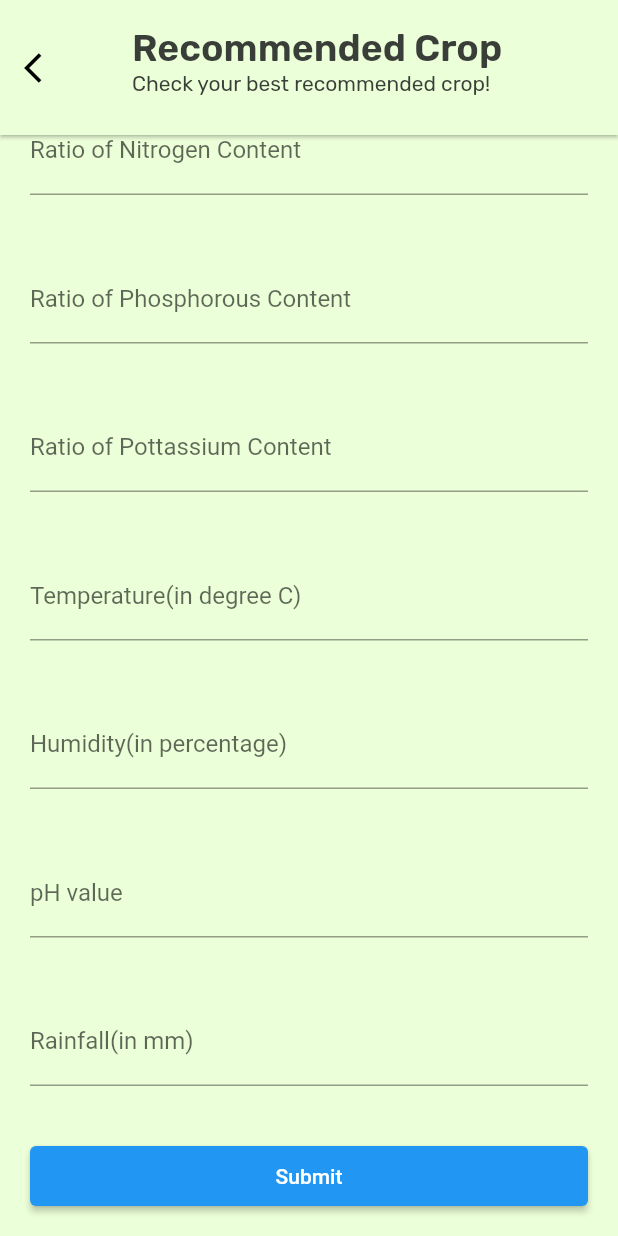
After one commit to suriyarichard/farmfield, a Flutter app: the CropRec screen opened by its route, scrolled down 39 dp, after a tap on "Submit", on a phone screen of 412 x 824 dp. The commit adds this screen. Run offline on Flutter 3.47's test engine with Material 2 defaults, Android fonts, the phone set to English and light mode, and no system bars; our stand-ins replace cloud_firestore, country_picker, firebase_auth, firebase_core, firebase_messaging, firebase_storage and 7 more; accounts and stored records are empty.

Commit message:
ui changes

```diff
--- a/lib/main.dart
+++ b/lib/main.dart
@@ -12,6 +12,8 @@ import 'package:firebase_core/firebase_core.dart';
 import 'package:flutter/material.dart';
 import 'package:provider/provider.dart';
 import 'package:firebase_messaging/firebase_messaging.dart';
+
+import 'screens/crop_predictor/crop_pred.dart';
 
 Future<void> _firebaseMessagingBackgroundHandler(RemoteMessage message) async {
   await Firebase.initializeApp();
@@ -63,6 +65,7 @@ class MyApp extends StatelessWidget {
           '/trade': (context) => TradeScreen(),
           '/store': (context) => Ecommer(),
           '/map': (context) => PropertyFieldMap(),
+          '/reco': (context) => CropRec(),
         },
       ),
     );
--- /dev/null
+++ b/lib/screens/crop_predictor/crop_pred.dart
@@ -0,0 +1,289 @@
+import 'package:farmfield/pallets/color.dart';
+import 'package:farmfield/screens/crop_predictor/result.dart';
+import 'package:flutter/material.dart';
+import 'package:google_fonts/google_fonts.dart';
+import 'package:http/http.dart' as http;
+import 'package:geolocator/geolocator.dart';
+import 'dart:convert';
+
+class CropRec extends StatefulWidget {
+  const CropRec({super.key});
+
+  @override
+  State<CropRec> createState() => _CropRecState();
+}
+
+class _CropRecState extends State<CropRec> {
+  TextEditingController nitrogen = TextEditingController();
+  TextEditingController phosphorus = TextEditingController();
+  TextEditingController potassium = TextEditingController();
+  TextEditingController temperature = TextEditingController();
+  TextEditingController humidity = TextEditingController();
+  TextEditingController ph = TextEditingController();
+  TextEditingController rainfall = TextEditingController();
+
+  Future<LocationPermission> permission =
+      Geolocator.checkPermission() as Future<LocationPermission>;
+  var responseRes;
+  bool isLocationEnabled = false;
+  bool setLoading = false;
+
+  void getParams(double lat, double lon) async {
+    var url =
+        "https://api.openweathermap.org/data/2.5/weather?lat=$lat&lon=$lon&units=metric&appid=b4b035e79b44eeefd57ea1289ae67f35";
+
+    var response = http
+        .get(Uri.parse(url))
+        .then((resp) => {
+              setState(() {
+                responseRes = json.decode(resp.body);
+              }),
+              print(responseRes)
+            })
+        .catchError((onError) => {print(onError)});
+  }
+
+  Future checkPermission() async {
+    if (permission == LocationPermission.denied) {
+      await Geolocator.requestPermission();
+      return false;
+    } else if (permission == LocationPermission.deniedForever) {
+      await Geolocator.openAppSettings();
+      return false;
+    } else {
+      isLocationEnabled = true;
+      var position = await Geolocator.getCurrentPosition(
+        desiredAccuracy: LocationAccuracy.high,
+      );
+      print('${position.latitude} , ${position.longitude}');
+      getParams(position.latitude as double, position.longitude as double);
+      return true;
+    }
+  }
+
+  @override
+  void initState() {
+    super.initState();
+    checkPermission();
+  }
+
+  @override
+  Widget build(BuildContext context) {
+    return Scaffold(
+      backgroundColor: AppColor.backgroundColor,
+      appBar: AppBar(
+        toolbarHeight: 90,
+        leading: IconButton(
+          icon: const Icon(Icons.arrow_back_ios, color: Colors.black),
+          onPressed: () => Navigator.of(context).pop(),
+        ),
+        title: Column(
+          mainAxisAlignment: MainAxisAlignment.start,
+          crossAxisAlignment: CrossAxisAlignment.start,
+          children: [
+            ListTile(
+              title: Text(
+                'Recommended Crop',
+                style: GoogleFonts.rubik(
+                    fontWeight: FontWeight.w600,
+                    fontSize: 25,
+                    color: AppColor.titleColor),
+              ),
+              subtitle: Text(
+                'Check your best recommended crop!',
+                style: GoogleFonts.rubik(
+                    fontWeight: FontWeight.w400,
+                    fontSize: 14,
+                    color: AppColor.titleColor),
+              ),
+            ),
+          ],
+        ),
+        elevation: 1,
+        // backgroundColor: Colors.white,
+        backgroundColor: AppColor.backgroundColor,
+      ),
+      body: SingleChildScrollView(
+        child: setLoading
+            ? const Center(
+                child: CircularProgressIndicator(),
+              )
+            : Column(
+                children: [
+                  // Container(
+                  //     margin: const EdgeInsets.all(10),
+                  //     padding: const EdgeInsets.all(10),
+                  //     child: const Text(
+                  //       'Check your best recommended crop!',
+                  //       textAlign: TextAlign.center,
+                  //       style: TextStyle(
+                  //           fontSize: 18,
+                  //           fontWeight: FontWeight.bold,
+                  //           letterSpacing: 1),
+                  //     )),
+                  Container(
+                    padding: const EdgeInsets.all(10),
+                    margin: const EdgeInsets.all(10),
+                    child: TextFormField(
+                      controller: nitrogen,
+                      keyboardType: TextInputType.number,
+                      decoration: const InputDecoration(
+                        labelText: 'Ratio of Nitrogen Content',
+                        hintText: 'Enter the ratio of nitrogen content',
+                      ),
+                      textInputAction: TextInputAction.next,
+                      validator: (val) {
+                        if (val!.isEmpty || val == null) {
+                          return 'Please enter the ratio of nitrogen content';
+                        }
+                        return null;
+                      },
+                    ),
+                  ),
+                  Container(
+                    padding: const EdgeInsets.all(10),
+                    margin: const EdgeInsets.all(10),
+                    child: TextFormField(
+                      controller: phosphorus,
+                      keyboardType: TextInputType.number,
+                      decoration: const InputDecoration(
+                        labelText: 'Ratio of Phosphorous Content',
+                        hintText: 'Enter the ratio of Phosphorous content',
+                      ),
+                      textInputAction: TextInputAction.next,
+                      validator: (val) {
+                        if (val!.isEmpty || val == null) {
+                          return 'Please enter the ratio of Phosporous content';
+                        }
+                        return null;
+                      },
+                    ),
+                  ),
+                  Container(
+                    margin: const EdgeInsets.all(10),
+                    padding: const EdgeInsets.all(10),
+                    child: TextFormField(
+                      controller: potassium,
+                      keyboardType: TextInputType.number,
+                      decoration: const InputDecoration(
+                        labelText: 'Ratio of Pottassium Content',
+                        hintText: 'Enter the ratio of Pottassium content',
+                      ),
+                      textInputAction: TextInputAction.next,
+                      validator: (val) {
+                        if (val!.isEmpty || val == null) {
+                          return 'Please enter the ratio of Pottassium content';
+                        }
+                        return null;
+                      },
+                    ),
+                  ),
+                  Container(
+                    padding: const EdgeInsets.all(10),
+                    margin: const EdgeInsets.all(10),
+                    child: TextFormField(
+                      controller: temperature,
+                      keyboardType: TextInputType.number,
+                      decoration: const InputDecoration(
+                        labelText: 'Temperature(in degree C)',
+                        hintText: 'Enter the temperature in degree',
+                      ),
+                      textInputAction: TextInputAction.next,
+                      validator: (val) {
+                        if (val!.isEmpty || val == null) {
+                          return 'Please enter the temperature value';
+                        }
+                        return null;
+                      },
+                    ),
+                  ),
+                  Container(
+                    padding: const EdgeInsets.all(10),
+                    margin: const EdgeInsets.all(10),
+                    child: TextFormField(
+                      controller: humidity,
+                      keyboardType: TextInputType.number,
+                      decoration: const InputDecoration(
+                        labelText: 'Humidity(in percentage)',
+                        hintText: 'Enter the humidity value',
+                      ),
+                      textInputAction: TextInputAction.next,
+                      validator: (val) {
+                        if (val!.isEmpty || val == null) {
+                          return 'Please enter the humidity percent';
+                        }
+                        return null;
+                      },
+                    ),
+                  ),
+                  Container(
+                    padding: const EdgeInsets.all(10),
+                    margin: const EdgeInsets.all(10),
+                    child: TextFormField(
+                      controller: ph,
+                      keyboardType: TextInputType.number,
+                      decoration: const InputDecoration(
+                        labelText: 'pH value',
+                        hintText: 'Enter the pH value',
+                      ),
+                      textInputAction: TextInputAction.next,
+                      validator: (val) {
+                        if (val!.isEmpty || val == null) {
+                          return 'Please enter the pH value';
+                        }
+                        return null;
+                      },
+                    ),
+                  ),
+                  Container(
+                    margin: const EdgeInsets.all(10),
+                    padding: const EdgeInsets.all(10),
+                    child: TextFormField(
+                      controller: rainfall,
+                      keyboardType: TextInputType.number,
+                      decoration: const InputDecoration(
+                        labelText: 'Rainfall(in mm)',
+                        hintText: 'Enter the rainfall value',
+                      ),
+                      textInputAction: TextInputAction.next,
+                      validator: (val) {
+                        if (val!.isEmpty || val == null) {
+                          return 'Please enter the rainfall value';
+                        }
+                        return null;
+                      },
+                    ),
+                  ),
+                  Container(
+                    width: double.infinity,
+                    margin: const EdgeInsets.all(10),
+                    height: 60,
+                    padding: const EdgeInsets.all(10),
+                    child: ElevatedButton(
+                      child: const Text('Submit'),
+                      onPressed: () async {
+                        Map data = {
+                          'nitrogen': nitrogen.text,
+                          'phosphorus': phosphorus.text,
+                          'potassium': potassium.text,
+                          'temperature': temperature.text,
+                          'humidity': humidity.text,
+                          'ph': ph.text,
+                          'rainfall': rainfall.text,
+                        };
+                        Navigator.of(context).pushNamed(CropRecResult.routeName,
+                            arguments: data);
+                      },
+                    ),
+                  ),
+                  // ElevatedButton(
+                  //     onPressed: () {
+                  //       Navigator.of(context).pushNamed(DiseasePred.routeName);
+                  //     },
+                  //     child: const Text('Predict Crop Disease'))
+                ],
+              ),
+      ),
+    );
+  }
+}
--- a/lib/screens/trade/tradeScreen.dart
+++ b/lib/screens/trade/tradeScreen.dart
@@ -22,6 +22,7 @@ class _TradeScreenState extends State<TradeScreen> {
   @override
   Widget build(BuildContext context) {
     return Scaffold(
+      backgroundColor: AppColor.backgroundColor,
       appBar: AppBar(
         toolbarHeight: 90,
         title: Column(
```
Also changed, not shown: lib/screens/HomeScreen/mainScreen.dart (+19 -2 lines), lib/screens/crop_predictor/result.dart (added, +125 -0 lines), lib/widgets/cropview/cropview.dart (added, +84 -0 lines).
